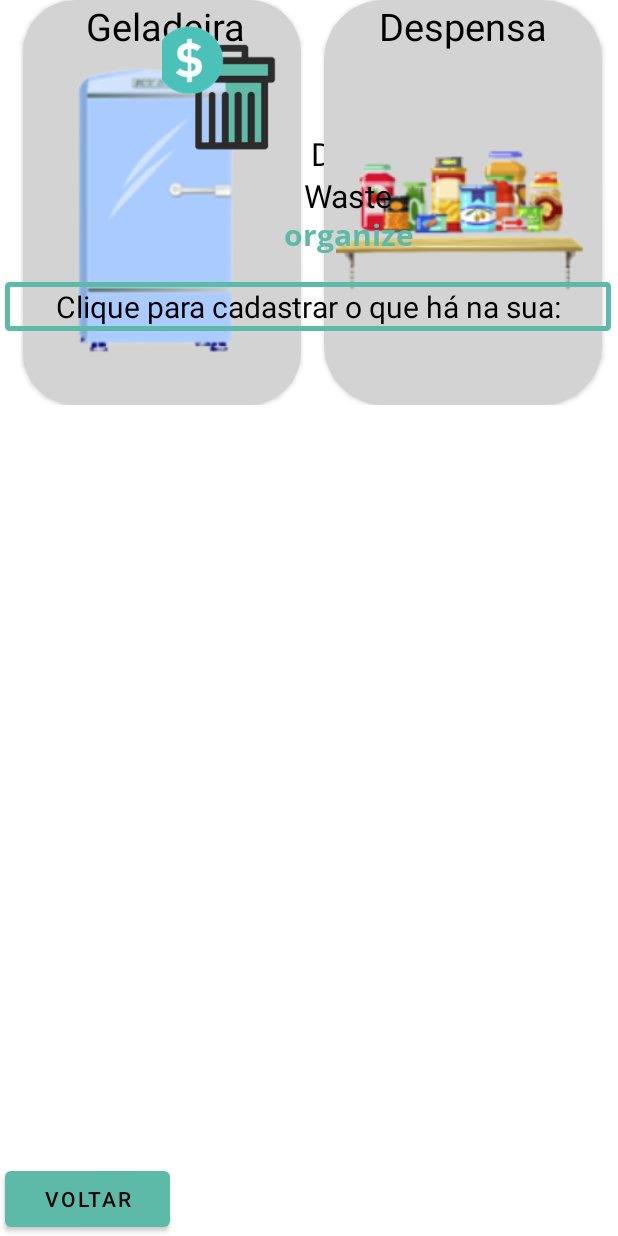
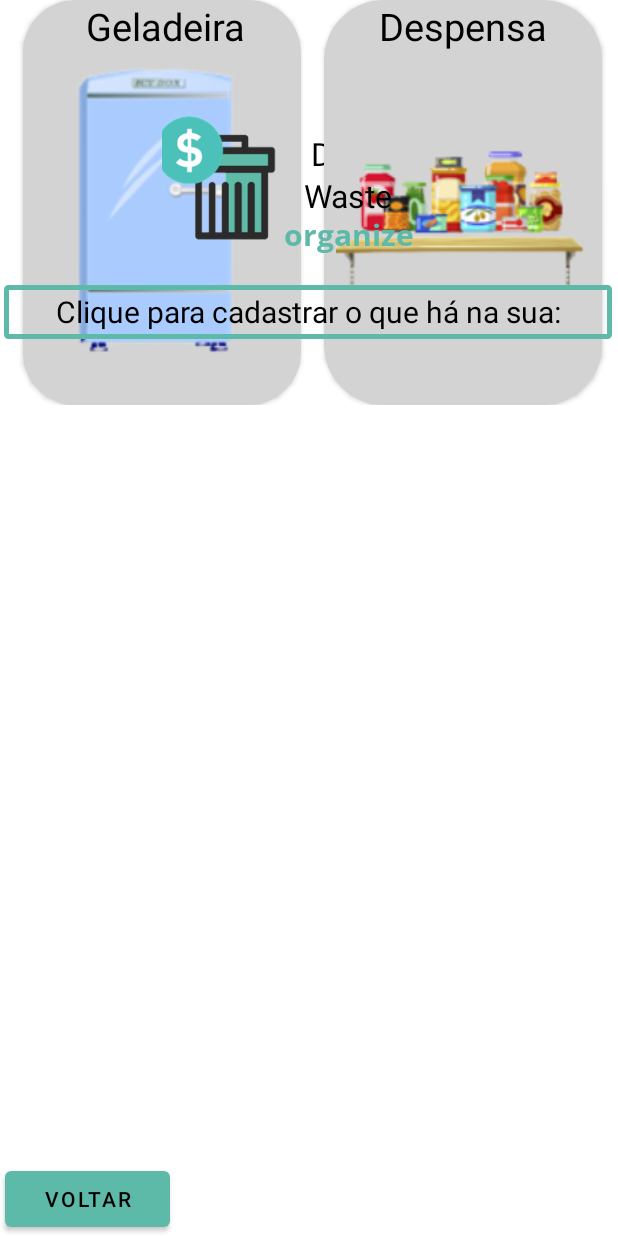
Before and after one commit to Tallesmello/Dont_Waste_App_BRQ, an Android app: the layout activity_categorias.xml on its own in the app's theme, with its tools: preview values and no code run, on a phone screen of 412 x 824 dp. Run offline under Robolectric (Android 15) with nearby library versions, the phone set to English and light mode, and no system bars.

Commit message:
criacao tela despensa

```diff
--- a/app/src/main/AndroidManifest.xml
+++ b/app/src/main/AndroidManifest.xml
@@ -9,6 +9,7 @@
         android:roundIcon="@mipmap/ic_launcher_round"
         android:supportsRtl="true"
         android:theme="@style/Theme.Dont_Waste_BRQ">
+        <activity android:name=".activity.CategoriasActivity"></activity>
         <activity
             android:name=".activity.VencimentosProximosActivity"
             android:exported="true" />
--- /dev/null
+++ b/app/src/main/java/com/example/dont_waste_brq/activity/CategoriasActivity.java
@@ -0,0 +1,14 @@
+package com.example.dont_waste_brq.activity;
+
+import androidx.appcompat.app.AppCompatActivity;
+
+import android.os.Bundle;
+
+public class CategoriasActivity extends AppCompatActivity {
+
+    @Override
+    protected void onCreate(Bundle savedInstanceState) {
+        super.onCreate(savedInstanceState);
+        setContentView(R.layout.activity_categorias);
+    }
+}
--- a/app/src/main/res/layout/activity_tela_categorias.xml
+++ b/app/src/main/res/layout/activity_categorias.xml
@@ -121,9 +121,9 @@
 
     <TextView
         android:id="@+id/txt_cadastrar"
-        android:layout_width="404dp"
-        android:layout_height="0dp"
-        android:layout_marginTop="188dp"
+        android:layout_width="405dp"
+        android:layout_height="36dp"
+        android:layout_marginTop="190dp"
         android:background="@drawable/bordar_costumizado"
         android:gravity="center"
         android:text="@string/clique_para_cadastrar_o_que_h_na_sua"
@@ -140,12 +140,14 @@
         android:layout_width="99dp"
         android:layout_height="130dp"
         android:layout_marginStart="108dp"
+        android:layout_marginTop="60dp"
         android:scaleType="centerCrop"
         app:layout_constraintEnd_toStartOf="@+id/txt_organize_cateforias"
         app:layout_constraintHorizontal_bias="0.0"
         app:layout_constraintStart_toStartOf="parent"
+        app:layout_constraintTop_toTopOf="parent"
         app:srcCompat="@drawable/logo_sem_fundo"
-        tools:layout_editor_absoluteY="57dp" />
+        tools:ignore="MissingConstraints" />
 
     <Button
         android:id="@+id/btn_voltar_categorias"
--- a/app/src/main/res/values/strings.xml
+++ b/app/src/main/res/values/strings.xml
@@ -29,5 +29,5 @@
     <string name="voltarcategorias">Voltar</string>
     <string name="organizecat">organize</string>
     <string name="wastecat">Waste</string>
-    <string name="don_tcat">Don\'t</string>
+    <string name="don_tcat" tools:ignore="StringEscaping">Don't</string>
 </resources>
```
Also changed, not shown: app/src/main/res/layout/activity_tela_despensa.xml (added, +17 -0 lines).
